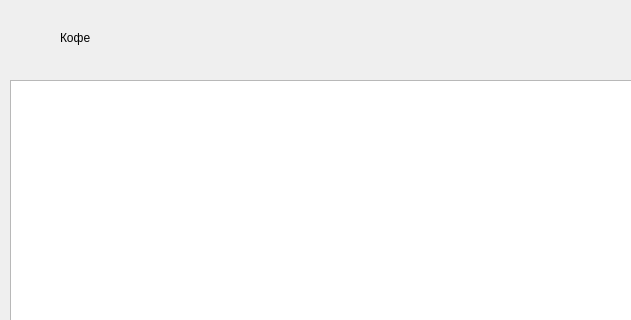
Before: the Qt Designer form main.ui in ArturArslanov/GIT2, drawn with Qt 5; both pictures show x 0 to 631 and y 0 to 320 of the 792 by 567 pixel window.
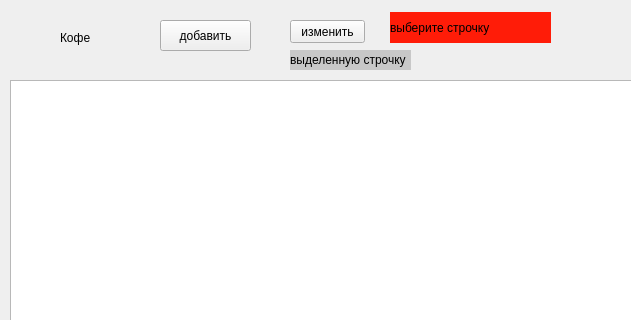
After: the same form once the commit is applied.

The edit to the form file:
```diff
--- a/main.ui
+++ b/main.ui
@@ -37,6 +37,77 @@
      <string>Кофе</string>
     </property>
    </widget>
+   <widget class="QPushButton" name="btn">
+    <property name="geometry">
+     <rect>
+      <x>160</x>
+      <y>20</y>
+      <width>91</width>
+      <height>31</height>
+     </rect>
+    </property>
+    <property name="text">
+     <string>добавить</string>
+    </property>
+   </widget>
+   <widget class="QPushButton" name="btn_2">
+    <property name="geometry">
+     <rect>
+      <x>290</x>
+      <y>20</y>
+      <width>75</width>
+      <height>23</height>
+     </rect>
+    </property>
+    <property name="text">
+     <string>изменить</string>
+    </property>
+   </widget>
+   <widget class="QLabel" name="label_2">
+    <property name="geometry">
+     <rect>
+      <x>140</x>
+      <y>50</y>
+      <width>47</width>
+      <height>13</height>
+     </rect>
+    </property>
+    <property name="text">
+     <string/>
+    </property>
+   </widget>
+   <widget class="QLabel" name="label_3">
+    <property name="geometry">
+     <rect>
+      <x>290</x>
+      <y>50</y>
+      <width>121</width>
+      <height>20</height>
+     </rect>
+    </property>
+    <property name="styleSheet">
+     <string notr="true">background-color: rgb(200,200,200);</string>
+    </property>
+    <property name="text">
+     <string>выделенную строчку</string>
+    </property>
+   </widget>
+   <widget class="QLabel" name="label_4">
+    <property name="geometry">
+     <rect>
+      <x>390</x>
+      <y>12</y>
+      <width>161</width>
+      <height>31</height>
+     </rect>
+    </property>
+    <property name="styleSheet">
+     <string notr="true">background-color: rgb(255, 28, 8);</string>
+    </property>
+    <property name="text">
+     <string>выберите строчку</string>
+    </property>
+   </widget>
   </widget>
   <widget class="QMenuBar" name="menubar">
    <property name="geometry">
```
